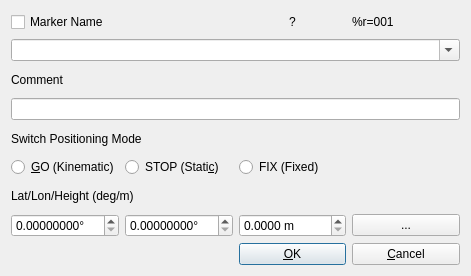
Before: the Qt Designer form app/qtapp/rtknavi_qt/markdlg.ui in lhuisman/myRTKLIB, drawn with Qt 5.
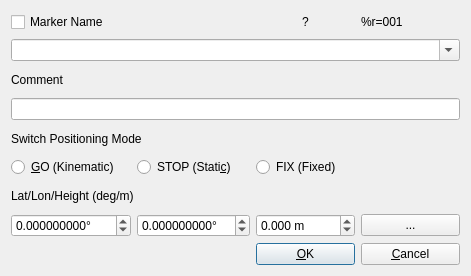
After: the same form once the commit is applied.

The edit to the form file:
```diff
--- a/app/qtapp/rtknavi_qt/markdlg.ui
+++ b/app/qtapp/rtknavi_qt/markdlg.ui
@@ -80,7 +80,13 @@
       <string>°</string>
      </property>
      <property name="decimals">
-      <number>8</number>
+      <number>9</number>
+     </property>
+     <property name="minimum">
+      <double>-90.000000000000000</double>
+     </property>
+     <property name="maximum">
+      <double>90.000000000000000</double>
      </property>
     </widget>
    </item>
@@ -90,7 +96,13 @@
       <string>°</string>
      </property>
      <property name="decimals">
-      <number>8</number>
+      <number>9</number>
+     </property>
+     <property name="minimum">
+      <double>-180.000000000000000</double>
+     </property>
+     <property name="maximum">
+      <double>180.000000000000000</double>
      </property>
     </widget>
    </item>
@@ -107,7 +119,13 @@
       <string> m</string>
      </property>
      <property name="decimals">
-      <number>4</number>
+      <number>3</number>
+     </property>
+     <property name="minimum">
+      <double>-500.000000000000000</double>
+     </property>
+     <property name="maximum">
+      <double>9000.000000000000000</double>
      </property>
     </widget>
    </item>
```
